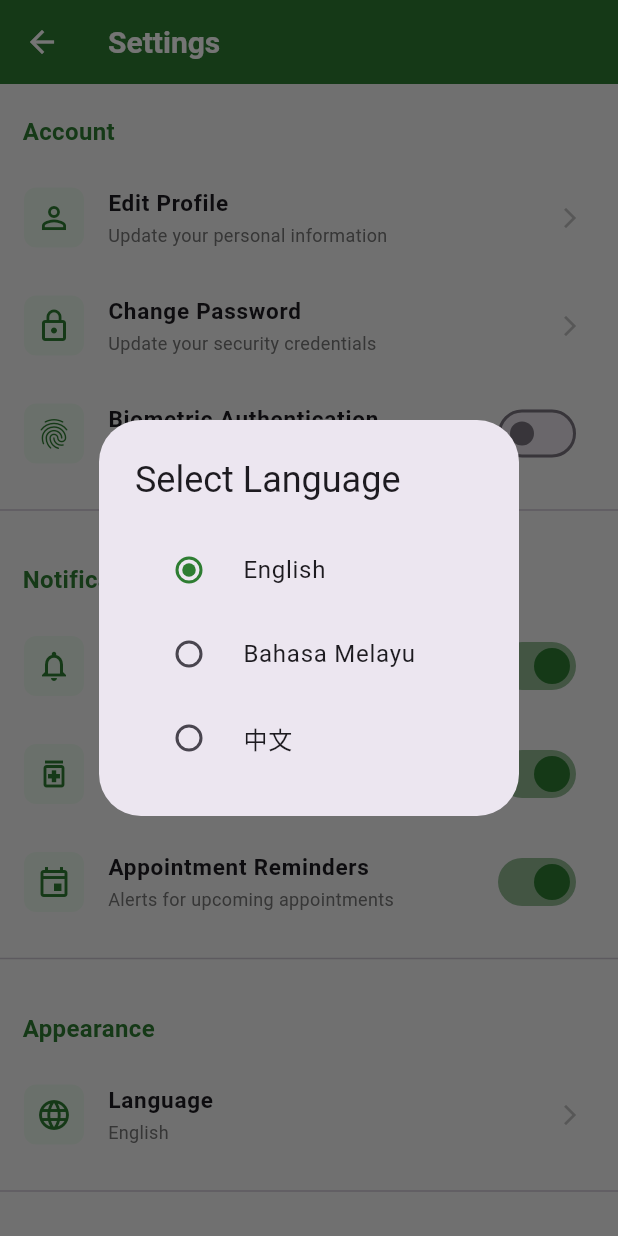
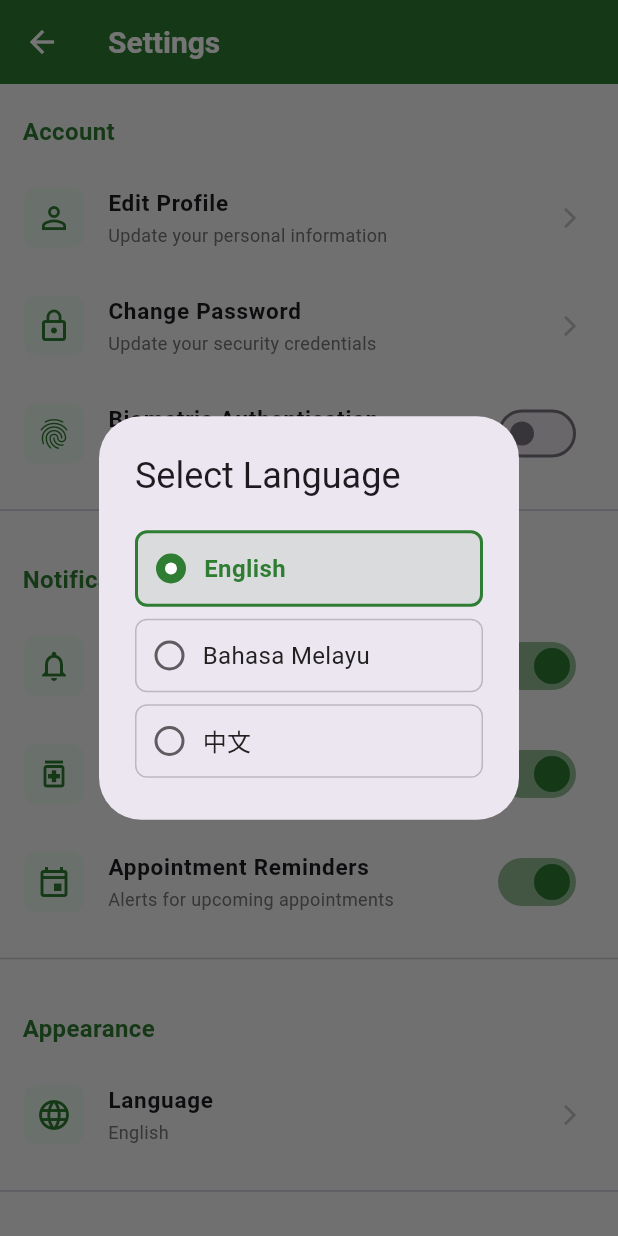
Before and after one commit to Awtar221/myubat_clone, a Flutter app: the SettingsScreen screen opened directly, after a tap on "Language", on a phone screen of 412 x 824 dp. Run offline on Flutter 3.47's test engine with Material 3 defaults, Android fonts, the phone set to English and light mode, and no system bars; Roboto replaces fonts that are missing (Poppins).

Commit message:
changed colors so it looks better

```diff
--- a/lib/screens/home_screen.dart
+++ b/lib/screens/home_screen.dart
@@ -35,7 +35,7 @@ class _HomeScreenState extends State<HomeScreen> {
         decoration: BoxDecoration(
           boxShadow: [
             BoxShadow(
-              color: Colors.black.withValues(alpha:1.0),
+              color: Color.fromARGB(26, 0, 0, 0),
               blurRadius: 10,
               offset: const Offset(0, -5),
             ),
@@ -129,7 +129,7 @@ class HomeContent extends StatelessWidget {
                         'Welcome back,',
                         style: TextStyle(
                           fontSize: 16,
-                          color: Colors.white70,
+                          color: Color.fromRGBO(255, 255, 255, 0.7),
                         ),
                       ),
                       const SizedBox(height: 5),
@@ -325,6 +325,7 @@ class HomeContent extends StatelessWidget {
           );
         },
         backgroundColor: AppColors.chatbotColor,
+        foregroundColor: Colors.white,
         icon: const Icon(Icons.chat),
         label: const Text('Ask AI'),
       ),
--- a/lib/screens/hospital_map_screen.dart
+++ b/lib/screens/hospital_map_screen.dart
@@ -155,7 +155,7 @@ class _HospitalMapScreenState extends State<HospitalMapScreen> {
           });
         },
         backgroundColor: Colors.white,
-        selectedColor: AppColors.mapColor.withValues(alpha:2.0),
+        selectedColor: Color.fromARGB(51, 211, 47, 47),
         labelStyle: TextStyle(
           color: isSelected ? AppColors.mapColor : AppColors.textSecondary,
           fontWeight: isSelected ? FontWeight.bold : FontWeight.normal,
--- a/lib/screens/profile_screen.dart
+++ b/lib/screens/profile_screen.dart
@@ -94,13 +94,13 @@ class ProfileScreen extends StatelessWidget {
                           Container(
                             height: 40,
                             width: 1,
-                            color: Colors.white.withValues(alpha:3.0),
+                            color: Color.fromARGB(77, 255, 255, 255),
                           ),
                           _buildStatCard('3', 'Appointments'),
                           Container(
                             height: 40,
                             width: 1,
-                            color: Colors.white.withValues(alpha:3.0),
+                            color: Color.fromARGB(77, 255, 255, 255),
                           ),
                           _buildStatCard('92%', 'Adherence'),
                         ],
--- a/lib/screens/settings_screen.dart
+++ b/lib/screens/settings_screen.dart
@@ -273,45 +273,129 @@ class _SettingsScreenState extends State<SettingsScreen> {
   }
 
   void _showLanguageDialog() {
+    String selectedLanguage = 'en';
+
     showDialog(
       context: context,
       builder: (context) {
+        return StatefulBuilder(
+          builder: (context, setState) {
             return AlertDialog(
               title: const Text('Select Language'),
               content: Column(
                 mainAxisSize: MainAxisSize.min,
                 children: [
-              RadioListTile(
-                title: const Text('English'),
-                value: 'en',
-                groupValue: 'en',
-                onChanged: (value) {
+                  _buildLanguageOption(
+                    'English',
+                    'en',
+                    selectedLanguage,
+                        (value) {
+                      setState(() {
+                        selectedLanguage = value;
+                      });
                       Navigator.pop(context);
                     },
-                activeColor: AppColors.primaryColor,
                   ),
-              RadioListTile(
-                title: const Text('Bahasa Melayu'),
-                value: 'ms',
-                groupValue: 'en',
-                onChanged: (value) {
+                  _buildLanguageOption(
+                    'Bahasa Melayu',
+                    'ms',
+                    selectedLanguage,
+                        (value) {
+                      setState(() {
+                        selectedLanguage = value;
+                      });
                       Navigator.pop(context);
                     },
-                activeColor: AppColors.primaryColor,
                   ),
-              RadioListTile(
-                title: const Text('中文'),
-                value: 'zh',
-                groupValue: 'en',
-                onChanged: (value) {
+                  _buildLanguageOption(
+                    '中文',
+                    'zh',
+                    selectedLanguage,
+                        (value) {
+                      setState(() {
+                        selectedLanguage = value;
+                      });
                       Navigator.pop(context);
                     },
-                activeColor: AppColors.primaryColor,
                   ),
                 ],
               ),
             );
           },
+        );
+      },
+    );
+  }
+
+  Widget _buildLanguageOption(
+      String label,
+      String value,
+      String currentValue,
+      Function(String) onSelect,
+      ) {
+    final isSelected = currentValue == value;
+
+    return GestureDetector(
+      onTap: () => onSelect(value),
+      child: Container(
+        margin: const EdgeInsets.symmetric(vertical: 4),
+        padding: const EdgeInsets.all(12),
+        decoration: BoxDecoration(
+          color: isSelected
+              ? Color.fromARGB(26, 46, 125, 50)
+              : Colors.transparent,
+          borderRadius: BorderRadius.circular(8),
+          border: Border.all(
+            color: isSelected
+                ? AppColors.primaryColor
+                : Color.fromARGB(51, 0, 0, 0),
+            width: isSelected ? 2 : 1,
+          ),
+        ),
+        child: Row(
+          children: [
+            Container(
+              width: 20,
+              height: 20,
+              decoration: BoxDecoration(
+                shape: BoxShape.circle,
+                border: Border.all(
+                  color: isSelected
+                      ? AppColors.primaryColor
+                      : Color.fromARGB(153, 0, 0, 0),
+                  width: 2,
+                ),
+                color: isSelected
+                    ? AppColors.primaryColor
+                    : Colors.transparent,
+              ),
+              child: isSelected
+                  ? Center(
+                child: Container(
+                  width: 8,
+                  height: 8,
+                  decoration: const BoxDecoration(
+                    shape: BoxShape.circle,
+                    color: Colors.white,
+                  ),
+                ),
+              )
+                  : null,
+            ),
+            const SizedBox(width: 12),
+            Text(
+              label,
+              style: TextStyle(
+                fontSize: 16,
+                fontWeight: isSelected ? FontWeight.w600 : FontWeight.normal,
+                color: isSelected
+                    ? AppColors.primaryColor
+                    : AppColors.textPrimary,
+              ),
+            ),
+          ],
+        ),
+      ),
     );
   }
 
--- a/lib/widgets/chat_message_bubble.dart
+++ b/lib/widgets/chat_message_bubble.dart
@@ -7,11 +7,11 @@ class ChatMessageBubble extends StatelessWidget {
   final String timestamp;
 
   const ChatMessageBubble({
-    Key? key,
+    super.key,
     required this.text,
     required this.isUser,
     required this.timestamp,
-  }) : super(key: key);
+  });
 
   @override
   Widget build(BuildContext context) {
@@ -60,7 +60,7 @@ class ChatMessageBubble extends StatelessWidget {
                     ),
                     boxShadow: [
                       BoxShadow(
-                        color: Colors.black.withOpacity(0.05),
+                        color: Color.fromARGB(13, 0, 0, 0),
                         blurRadius: 5,
                         offset: const Offset(0, 2),
                       ),
```
Also changed, not shown: lib/screens/appointments_screen.dart (+18 -5 lines), lib/screens/medication_tracker_screen.dart (+8 -5 lines), lib/widgets/hospital_card.dart (+6 -6 lines), lib/widgets/medication_list_card.dart (+4 -4 lines). Lines whose indentation alone changed are shown as unchanged.
